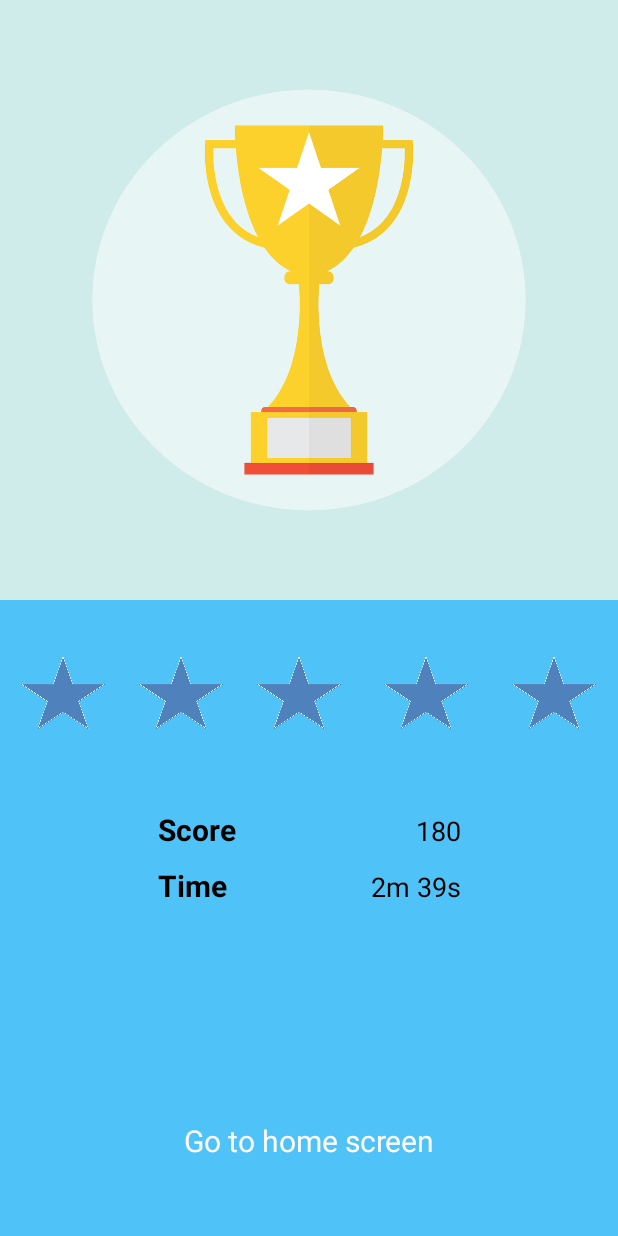
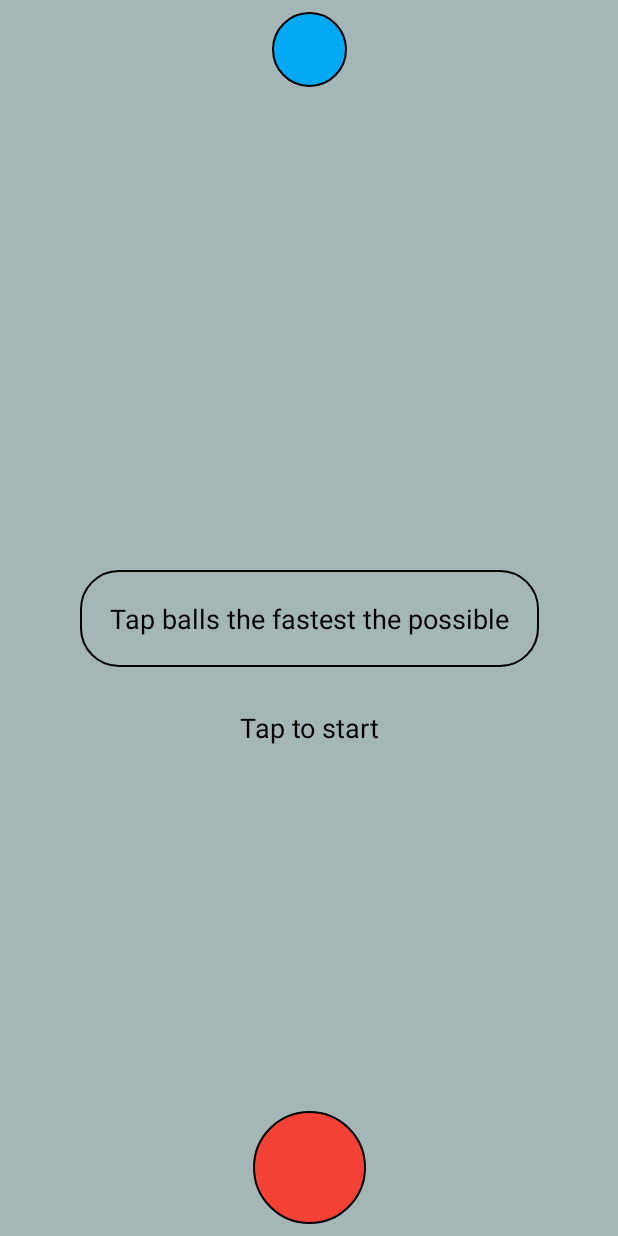
Before and after one commit to jakub-blahunka/FunWithNavGraph, an Android app: the screen it shows after launch (MainActivity), on a phone screen of 412 x 824 dp. Run offline under Robolectric (Android 15) with nearby library versions, the phone set to English and light mode, and no system bars.

Commit message:
game layout

```diff
--- a/app/src/main/java/org/jaku8ka/fun/GameFragment.java
+++ b/app/src/main/java/org/jaku8ka/fun/GameFragment.java
@@ -5,7 +5,14 @@ import android.os.Bundle;
 import android.view.LayoutInflater;
 import android.view.View;
 import android.view.ViewGroup;
+import android.view.animation.Animation;
+import android.view.animation.AnimationUtils;
+import android.widget.ImageView;
+import android.widget.TextView;
 
+import androidx.annotation.NonNull;
+import androidx.annotation.Nullable;
+import androidx.constraintlayout.widget.ConstraintLayout;
 import androidx.fragment.app.Fragment;
 
 
@@ -13,6 +20,12 @@ import androidx.fragment.app.Fragment;
  * A simple {@link Fragment} subclass.
  */
 public class GameFragment extends Fragment {
+
+    ConstraintLayout tapToStart;
+    TextView tap;
+    TextView hint;
+    TextView redBall, blueBall;
+    Boolean play = false;
 
 
     public GameFragment() {
@@ -27,4 +40,101 @@ public class GameFragment extends Fragment {
         return inflater.inflate(R.layout.fragment_game, container, false);
     }
 
+    @Override
+    public void onViewCreated(@NonNull View view, @Nullable Bundle savedInstanceState) {
+        super.onViewCreated(view, savedInstanceState);
+
+        tapToStart = view.findViewById(R.id.tap_to_start);
+        tap = view.findViewById(R.id.tv_start);
+        hint = view.findViewById(R.id.tap);
+        redBall = view.findViewById(R.id.red_ball);
+        blueBall = view.findViewById(R.id.blue_ball);
+
+        Animation animation = AnimationUtils.loadAnimation(getContext(), R.anim.fadeout);
+        animation.setAnimationListener(new Animation.AnimationListener() {
+            @Override
+            public void onAnimationStart(Animation animation) {
+
+            }
+
+            @Override
+            public void onAnimationEnd(Animation animation) {
+
+            }
+
+            @Override
+            public void onAnimationRepeat(Animation animation) {
+
+            }
+        });
+        tap.startAnimation(animation);
+        tapToStart.setOnClickListener(new View.OnClickListener() {
+            @Override
+            public void onClick(View view) {
+                hint.setVisibility(View.GONE);
+                tap.clearAnimation();
+                tap.setVisibility(View.GONE);
+                play = true;
+            }
+        });
+        bounceBalls();
+    }
+
+    private void bounceBalls() {
+
+        Animation animationRed = AnimationUtils.loadAnimation(getContext(), R.anim.red);
+        animationRed.setAnimationListener(new Animation.AnimationListener() {
+            @Override
+            public void onAnimationStart(Animation animation) {
+
+            }
+
+            @Override
+            public void onAnimationEnd(Animation animation) {
+
+            }
+
+            @Override
+            public void onAnimationRepeat(Animation animation) {
+
+            }
+        });
+        redBall.startAnimation(animationRed);
+
+        Animation animationBlue = AnimationUtils.loadAnimation(getContext(), R.anim.blue);
+        animationBlue.setAnimationListener(new Animation.AnimationListener() {
+            @Override
+            public void onAnimationStart(Animation animation) {
+
+            }
+
+            @Override
+            public void onAnimationEnd(Animation animation) {
+
+            }
+
+            @Override
+            public void onAnimationRepeat(Animation animation) {
+
+            }
+        });
+        blueBall.startAnimation(animationBlue);
+
+        redBall.setOnClickListener(new View.OnClickListener() {
+            @Override
+            public void onClick(View view) {
+                redBall.clearAnimation();
+                redBall.setText("Tapped");
+            }
+        });
+
+        blueBall.setOnClickListener(new View.OnClickListener() {
+            @Override
+            public void onClick(View view) {
+                blueBall.clearAnimation();
+                blueBall.setText("Tapped");
+            }
+        });
+    }
+
 }
--- /dev/null
+++ b/app/src/main/res/anim/blue.xml
@@ -0,0 +1,11 @@
+<set xmlns:android="http://schemas.android.com/apk/res/android"
+    android:shareInterpolator="false">
+    <translate
+        android:duration="200"
+        android:fromXDelta="-300%"
+        android:fromYDelta="0%"
+        android:repeatCount="infinite"
+        android:repeatMode="reverse"
+        android:toXDelta="0%"
+        android:toYDelta="100%" />
+</set>
--- /dev/null
+++ b/app/src/main/res/anim/red.xml
@@ -0,0 +1,11 @@
+<set xmlns:android="http://schemas.android.com/apk/res/android"
+    android:shareInterpolator="false">
+    <translate
+        android:duration="100"
+        android:fromXDelta="-200%"
+        android:fromYDelta="0%"
+        android:repeatCount="infinite"
+        android:repeatMode="reverse"
+        android:toXDelta="200%"
+        android:toYDelta="0%" />
+</set>
--- /dev/null
+++ b/app/src/main/res/drawable/blue_ball.xml
@@ -0,0 +1,11 @@
+<?xml version="1.0" encoding="utf-8"?>
+<shape xmlns:android="http://schemas.android.com/apk/res/android">
+
+    <solid android:color="@color/colorPrimary" />
+
+    <stroke android:width="1dp"
+        android:color="@android:color/black" />
+
+    <corners android:radius="50dp" />
+
+</shape>
--- /dev/null
+++ b/app/src/main/res/drawable/red_ball.xml
@@ -0,0 +1,11 @@
+<?xml version="1.0" encoding="utf-8"?>
+<shape xmlns:android="http://schemas.android.com/apk/res/android">
+
+    <solid android:color="@color/colorAccent" />
+
+    <stroke android:width="1dp"
+        android:color="@android:color/black" />
+
+    <corners android:radius="50dp" />
+
+</shape>
--- a/app/src/main/res/layout/fragment_game.xml
+++ b/app/src/main/res/layout/fragment_game.xml
@@ -1,14 +1,75 @@
 <?xml version="1.0" encoding="utf-8"?>
-<FrameLayout xmlns:android="http://schemas.android.com/apk/res/android"
+<androidx.constraintlayout.widget.ConstraintLayout xmlns:android="http://schemas.android.com/apk/res/android"
+    xmlns:app="http://schemas.android.com/apk/res-auto"
     xmlns:tools="http://schemas.android.com/tools"
     android:layout_width="match_parent"
     android:layout_height="match_parent"
+    android:background="@color/colorGrey"
+    android:id="@+id/tap_to_start"
     tools:context=".GameFragment">
 
-    <!-- TODO: Update blank fragment layout -->
     <TextView
-        android:layout_width="match_parent"
-        android:layout_height="match_parent"
-        android:text="@string/hello_blank_fragment" />
+        android:id="@+id/tap"
+        android:layout_width="wrap_content"
+        android:layout_height="wrap_content"
+        android:layout_gravity="center"
+        android:layout_marginStart="8dp"
+        android:layout_marginTop="8dp"
+        android:layout_marginEnd="8dp"
+        android:layout_marginBottom="8dp"
+        android:background="@drawable/round_no_fill"
+        android:padding="20dp"
+        android:text="Tap balls the fastest the possible"
+        android:textColor="#000"
+        android:textSize="18sp"
+        app:layout_constraintBottom_toBottomOf="parent"
+        app:layout_constraintEnd_toEndOf="parent"
+        app:layout_constraintStart_toStartOf="parent"
+        app:layout_constraintTop_toTopOf="parent" />
 
-</FrameLayout>
+    <TextView
+        android:id="@+id/tv_start"
+        android:layout_width="wrap_content"
+        android:layout_height="wrap_content"
+        android:layout_gravity="center"
+        android:layout_marginTop="8dp"
+        android:padding="20dp"
+        android:text="Tap to start"
+        android:textColor="#000"
+        android:textSize="18sp"
+        app:layout_constraintEnd_toEndOf="@+id/tap"
+        app:layout_constraintStart_toStartOf="@+id/tap"
+        app:layout_constraintTop_toBottomOf="@+id/tap" />
+
+    <TextView
+        android:id="@+id/red_ball"
+        android:layout_width="75dp"
+        android:layout_height="75dp"
+        android:layout_marginStart="8dp"
+        android:layout_marginEnd="8dp"
+        android:layout_marginBottom="8dp"
+        android:background="@drawable/red_ball"
+        android:clickable="true"
+        tools:text="OK"
+        android:gravity="center"
+        app:layout_constraintBottom_toBottomOf="parent"
+        app:layout_constraintEnd_toEndOf="parent"
+        app:layout_constraintStart_toStartOf="parent" />
+
+    <TextView
+        android:id="@+id/blue_ball"
+        android:layout_width="50dp"
+        android:layout_height="50dp"
+        android:layout_marginStart="8dp"
+        android:layout_marginTop="8dp"
+        android:layout_marginEnd="8dp"
+        android:background="@drawable/blue_ball"
+        android:clickable="true"
+        tools:text="OK"
+        android:gravity="center"
+        android:textSize="10sp"
+        app:layout_constraintEnd_toEndOf="parent"
+        app:layout_constraintStart_toStartOf="parent"
+        app:layout_constraintTop_toTopOf="parent" />
+
+</androidx.constraintlayout.widget.ConstraintLayout>
--- a/app/src/main/res/navigation/nav_graph.xml
+++ b/app/src/main/res/navigation/nav_graph.xml
@@ -3,7 +3,7 @@
     xmlns:app="http://schemas.android.com/apk/res-auto"
     xmlns:tools="http://schemas.android.com/tools"
     android:id="@+id/nav_graph"
-    app:startDestination="@id/WinFragment">
+    app:startDestination="@id/GameFragment">
 
     <fragment
         android:id="@+id/LoginFragment"
--- a/app/src/main/res/values/colors.xml
+++ b/app/src/main/res/values/colors.xml
@@ -9,5 +9,6 @@
     <color name="colorPurple">#E599F5</color>
     <color name="colorGreen">#8BC34A</color>
     <color name="colorOrange">#FF9800</color>
+    <color name="colorGrey">#A4B6B6</color>
 
 </resources>
```
